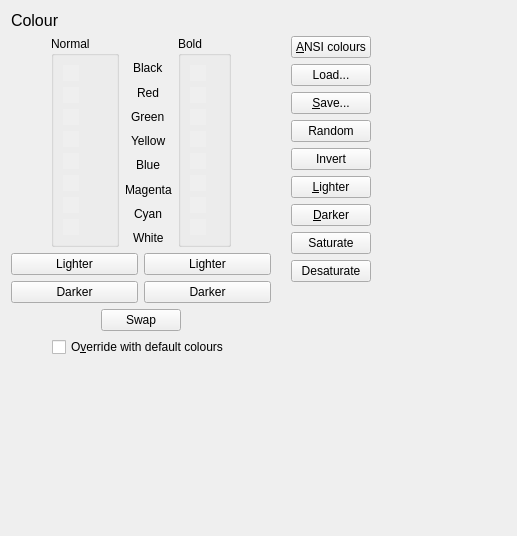
jnbooth/smushclient, file smushclient-qt/cpp/ui/prefs/color.ui: the form before one commit.
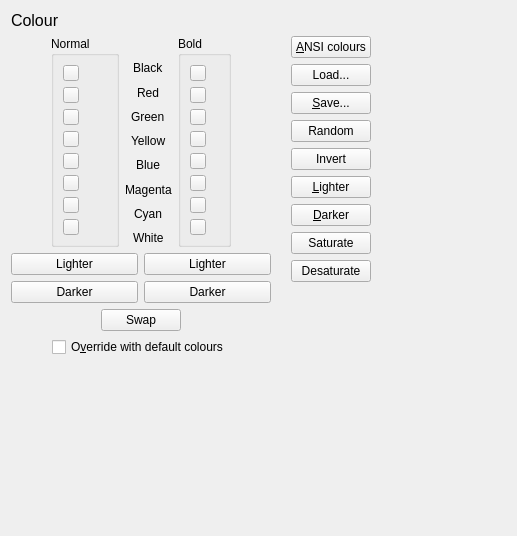
The form after the commit. Icons and pictures are not drawn. Custom widgets are drawn as their Qt base class.

```diff
--- a/smushclient-qt/cpp/ui/prefs/color.ui
+++ b/smushclient-qt/cpp/ui/prefs/color.ui
@@ -71,15 +71,6 @@
                 <height>16</height>
                </size>
               </property>
-              <property name="autoFillBackground">
-               <bool>true</bool>
-              </property>
-              <property name="text">
-               <string/>
-              </property>
-              <property name="flat">
-               <bool>true</bool>
-              </property>
              </widget>
             </item>
             <item>
@@ -90,15 +81,6 @@
                 <height>16</height>
                </size>
               </property>
-              <property name="autoFillBackground">
-               <bool>true</bool>
-              </property>
-              <property name="text">
-               <string/>
-              </property>
-              <property name="flat">
-               <bool>true</bool>
-              </property>
              </widget>
             </item>
             <item>
@@ -109,15 +91,6 @@
                 <height>16</height>
                </size>
               </property>
-              <property name="autoFillBackground">
-               <bool>true</bool>
-              </property>
-              <property name="text">
-               <string/>
-              </property>
-              <property name="flat">
-               <bool>true</bool>
-              </property>
              </widget>
             </item>
             <item>
@@ -128,15 +101,6 @@
                 <height>16</height>
                </size>
               </property>
-              <property name="autoFillBackground">
-               <bool>true</bool>
-              </property>
-              <property name="text">
-               <string/>
-              </property>
-              <property name="flat">
-               <bool>true</bool>
-              </property>
              </widget>
             </item>
             <item>
@@ -147,15 +111,6 @@
                 <height>16</height>
                </size>
               </property>
-              <property name="autoFillBackground">
-               <bool>true</bool>
-              </property>
-              <property name="text">
-               <string/>
-              </property>
-              <property name="flat">
-               <bool>true</bool>
-              </property>
              </widget>
             </item>
             <item>
@@ -166,15 +121,6 @@
                 <height>16</height>
                </size>
               </property>
-              <property name="autoFillBackground">
-               <bool>true</bool>
-              </property>
-              <property name="text">
-               <string/>
-              </property>
-              <property name="flat">
-               <bool>true</bool>
-              </property>
              </widget>
             </item>
             <item>
@@ -185,15 +131,6 @@
                 <height>16</height>
                </size>
               </property>
-              <property name="autoFillBackground">
-               <bool>true</bool>
-              </property>
-              <property name="text">
-               <string/>
-              </property>
-              <property name="flat">
-               <bool>true</bool>
-              </property>
              </widget>
             </item>
             <item>
@@ -204,15 +141,6 @@
                 <height>16</height>
                </size>
               </property>
-              <property name="autoFillBackground">
-               <bool>true</bool>
-              </property>
-              <property name="text">
-               <string/>
-              </property>
-              <property name="flat">
-               <bool>true</bool>
-              </property>
              </widget>
             </item>
            </layout>
@@ -324,15 +252,6 @@
                 <height>16</height>
                </size>
               </property>
-              <property name="autoFillBackground">
-               <bool>true</bool>
-              </property>
-              <property name="text">
-               <string/>
-              </property>
-              <property name="flat">
-               <bool>true</bool>
-              </property>
              </widget>
             </item>
             <item>
@@ -343,15 +262,6 @@
                 <height>16</height>
                </size>
               </property>
-              <property name="autoFillBackground">
-               <bool>true</bool>
-              </property>
-              <property name="text">
-               <string/>
-              </property>
-              <property name="flat">
-               <bool>true</bool>
-              </property>
              </widget>
             </item>
             <item>
@@ -362,15 +272,6 @@
                 <height>16</height>
                </size>
               </property>
-              <property name="autoFillBackground">
-               <bool>true</bool>
-              </property>
-              <property name="text">
-               <string/>
-              </property>
-              <property name="flat">
-               <bool>true</bool>
-              </property>
              </widget>
             </item>
             <item>
@@ -381,15 +282,6 @@
                 <height>16</height>
                </size>
               </property>
-              <property name="autoFillBackground">
-               <bool>true</bool>
-              </property>
-              <property name="text">
-               <string/>
-              </property>
-              <property name="flat">
-               <bool>true</bool>
-              </property>
              </widget>
             </item>
             <item>
@@ -400,15 +292,6 @@
                 <height>16</height>
                </size>
               </property>
-              <property name="autoFillBackground">
-               <bool>true</bool>
-              </property>
-              <property name="text">
-               <string/>
-              </property>
-              <property name="flat">
-               <bool>true</bool>
-              </property>
              </widget>
             </item>
             <item>
@@ -419,15 +302,6 @@
                 <height>16</height>
                </size>
               </property>
-              <property name="autoFillBackground">
-               <bool>true</bool>
-              </property>
-              <property name="text">
-               <string/>
-              </property>
-              <property name="flat">
-               <bool>true</bool>
-              </property>
              </widget>
             </item>
             <item>
@@ -438,15 +312,6 @@
                 <height>16</height>
                </size>
               </property>
-              <property name="autoFillBackground">
-               <bool>true</bool>
-              </property>
-              <property name="text">
-               <string/>
-              </property>
-              <property name="flat">
-               <bool>true</bool>
-              </property>
              </widget>
             </item>
             <item>
@@ -457,15 +322,6 @@
                 <height>16</height>
                </size>
               </property>
-              <property name="autoFillBackground">
-               <bool>true</bool>
-              </property>
-              <property name="text">
-               <string/>
-              </property>
-              <property name="flat">
-               <bool>true</bool>
-              </property>
              </widget>
             </item>
            </layout>
@@ -674,7 +530,7 @@
  <customwidgets>
   <customwidget>
    <class>ColorPickerButton</class>
-   <extends>QPushButton</extends>
+   <extends>QToolButton</extends>
    <header>colorpickerbutton.h</header>
   </customwidget>
  </customwidgets>
```
